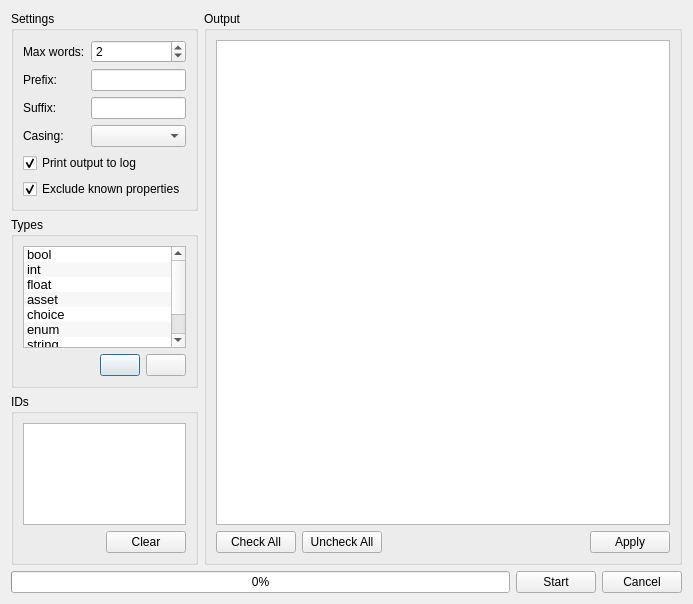
AxioDL/PrimeWorldEditor, file src/Editor/CGeneratePropertyNamesDialog.ui: the form before one commit.
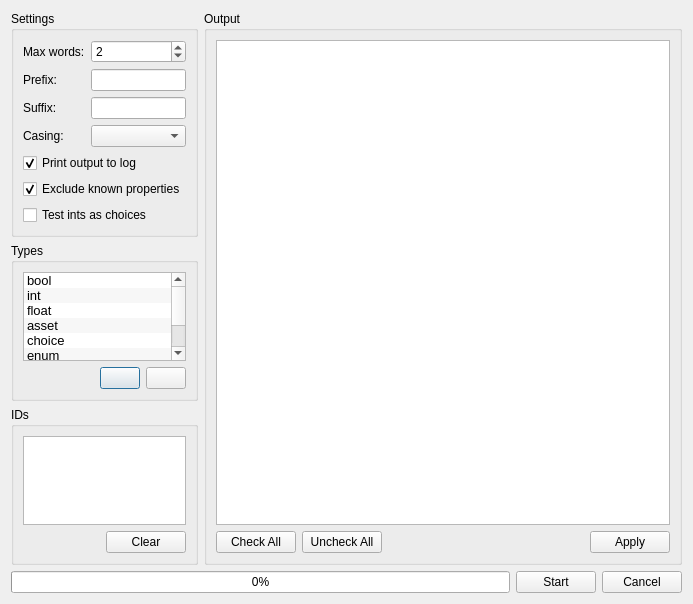
The form after the commit. Icons and pictures are not drawn. Custom widgets are drawn as their Qt base class.

Commit message: Added ability to test Int properties as Choices. Added functionality to fix the property name map keeping track of unused type/ID pairs. Fixed various UI bugs.

```diff
--- a/src/Editor/CGeneratePropertyNamesDialog.ui
+++ b/src/Editor/CGeneratePropertyNamesDialog.ui
@@ -98,6 +98,13 @@
             </property>
            </widget>
           </item>
+          <item>
+           <widget class="QCheckBox" name="TestIntsAsChoicesCheckBox">
+            <property name="text">
+             <string>Test ints as choices</string>
+            </property>
+           </widget>
+          </item>
          </layout>
         </widget>
        </item>
```
The commit also changes 36 other files.
